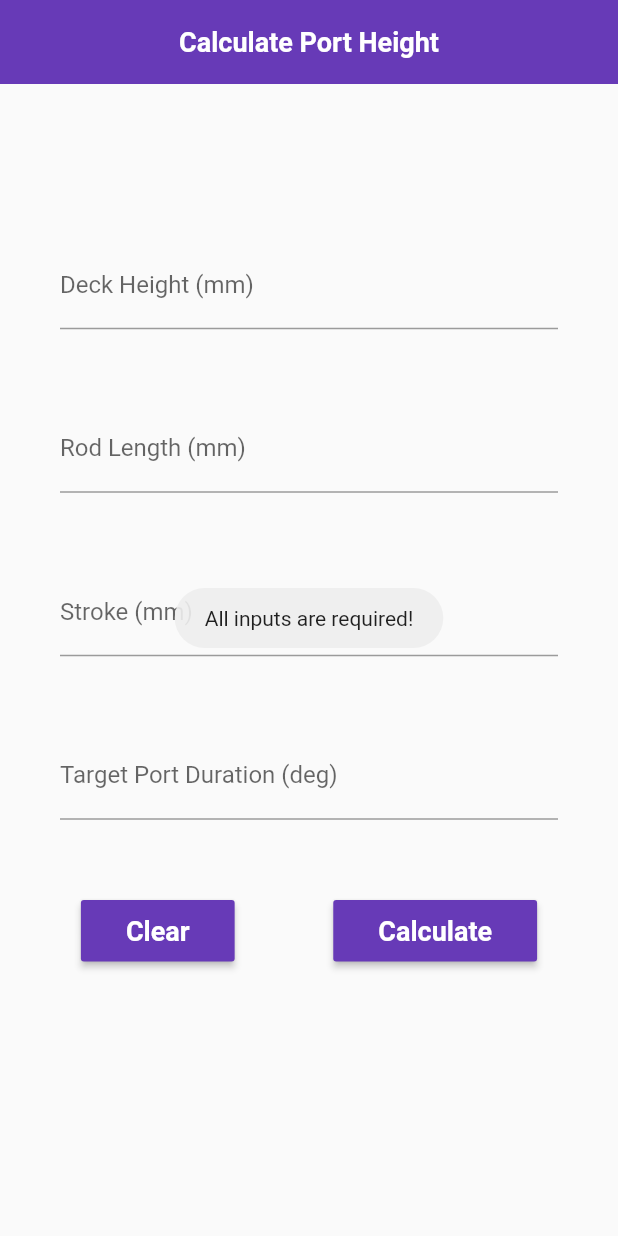
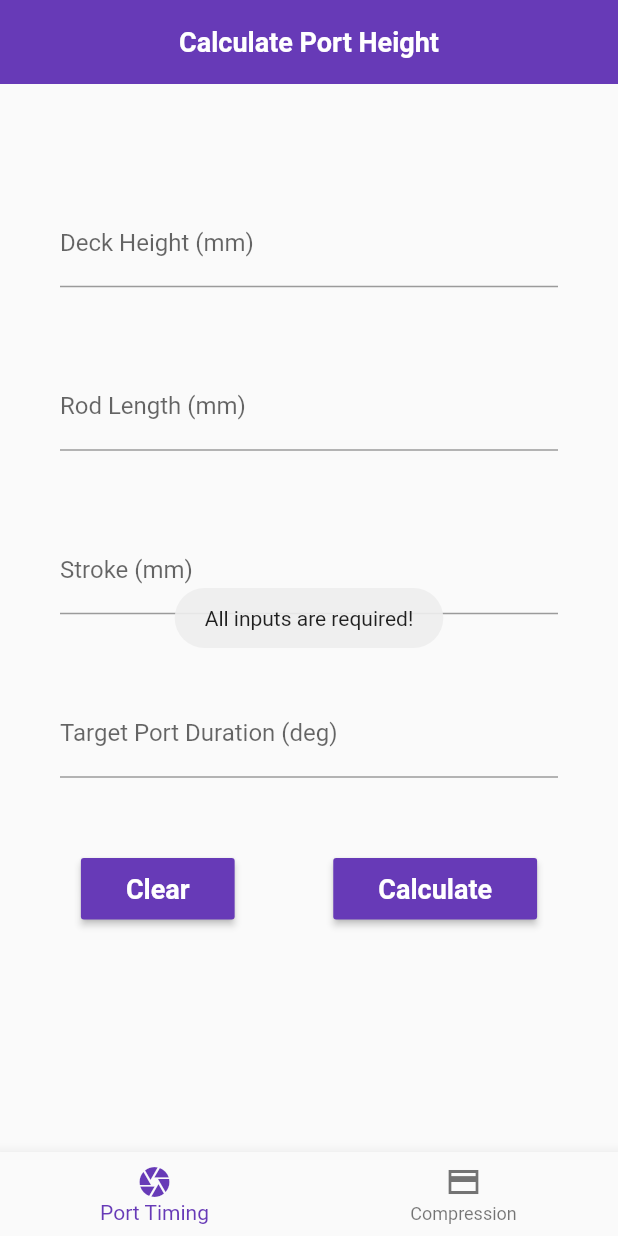
Before and after one commit to TodorStamenov/two_stroke_stuff, a Flutter app: the screen it shows after launch, after a tap on "Calculate", on a phone screen of 412 x 824 dp. Run offline on Flutter 3.47's test engine with Material 2 defaults, Android fonts, the phone set to English and light mode, and no system bars; our stand-ins replace fluttertoast.

Commit message:
Added compression ratio calculator

```diff
--- a/lib/main.dart
+++ b/lib/main.dart
@@ -1,5 +1,5 @@
 import 'package:flutter/material.dart';
-import 'package:two_stroke_stuff/pages/calculator.dart';
+import 'package:two_stroke_stuff/widgets/home.dart';
 
 void main() {
   Widget unfocusOnTap(Widget child) {
@@ -11,12 +11,9 @@ void main() {
 
   runApp(
     unfocusOnTap(
-      MaterialApp(
+      const MaterialApp(
         debugShowCheckedModeBanner: false,
-        theme: ThemeData(
-          primarySwatch: Colors.deepPurple,
-        ),
-        home: const Calculator(),
+        home: Home(),
       ),
     ),
   );
--- a/lib/pages/calculator.dart
+++ b/lib/pages/port_calculator.dart
@@ -1,30 +1,23 @@
 import 'package:flutter/material.dart';
-import 'package:fluttertoast/fluttertoast.dart';
+import 'package:two_stroke_stuff/utils/toaster.dart';
+import 'package:two_stroke_stuff/widgets/header.dart';
 import 'package:two_stroke_stuff/widgets/primary_action_button.dart';
 import 'dart:math';
 
-class Calculator extends StatefulWidget {
-  const Calculator({Key? key}) : super(key: key);
+class PortCalculator extends StatefulWidget {
+  const PortCalculator({Key? key}) : super(key: key);
 
   @override
-  State<Calculator> createState() => _CalculatorState();
+  State<PortCalculator> createState() => _PortCalculatorState();
 }
 
-class _CalculatorState extends State<Calculator> {
+class _PortCalculatorState extends State<PortCalculator> {
   String result = '';
 
   TextEditingController deckHeight = TextEditingController();
   TextEditingController rodLength = TextEditingController();
   TextEditingController stroke = TextEditingController();
   TextEditingController portDuration = TextEditingController();
-
-  void showToastMessage(String message) {
-    Fluttertoast.showToast(
-      msg: message,
-      toastLength: Toast.LENGTH_LONG,
-      gravity: ToastGravity.CENTER,
-    );
-  }
 
   void clearCalculation() {
     setState(() {
@@ -44,25 +37,25 @@ class _CalculatorState extends State<Calculator> {
       return;
     }
 
-    double targetPortDuration = double.parse(portDuration.text);
+    var targetPortDuration = double.parse(portDuration.text);
     if (targetPortDuration < 1 || 359 < targetPortDuration) {
       showToastMessage('Target port duration must be between 1 and 359 degrees!');
       return;
     }
 
-    double deck = double.parse(deckHeight.text);
-    double rod = double.parse(rodLength.text);
-    double radius = double.parse(stroke.text) / 2;
+    var deck = double.parse(deckHeight.text);
+    var rod = double.parse(rodLength.text);
+    var radius = double.parse(stroke.text) / 2;
 
     if (rod < 0 || deck < 0 || radius < 0) {
       showToastMessage('Rod Deck and Stroke must have positive value!');
       return;
     }
 
-    double degreesFromBdc = targetPortDuration / 2;
-    double y = cos(degreesFromBdc * pi / 180) * radius;
-    double z = sin(degreesFromBdc * pi / 180) * radius;
-    double x = sqrt(pow(rod, 2) - pow(z, 2)) - y;
+    var degreesFromBdc = targetPortDuration / 2;
+    var y = cos(degreesFromBdc * pi / 180) * radius;
+    var z = sin(degreesFromBdc * pi / 180) * radius;
+    var x = sqrt(pow(rod, 2) - pow(z, 2)) - y;
 
     setState(() {
       result = '${(rod + radius + deck - x).toStringAsFixed(2)} mm from deck';
@@ -72,17 +65,8 @@ class _CalculatorState extends State<Calculator> {
   @override
   Widget build(BuildContext context) {
     return Scaffold(
-      appBar: AppBar(
-        elevation: 0,
-        centerTitle: true,
-        title: const Text(
-          'Calculate Port Height',
-          style: TextStyle(
-            fontSize: 18,
-            color: Colors.white,
-            fontWeight: FontWeight.bold,
-          ),
-        ),
+      appBar: const Header(
+        title: 'Calculate Port Height',
       ),
       body: Center(
         child: SingleChildScrollView(
--- /dev/null
+++ b/lib/utils/toaster.dart
@@ -0,0 +1,9 @@
+import 'package:fluttertoast/fluttertoast.dart';
+
+void showToastMessage(String message) {
+  Fluttertoast.showToast(
+    msg: message,
+    toastLength: Toast.LENGTH_LONG,
+    gravity: ToastGravity.CENTER,
+  );
+}
--- /dev/null
+++ b/lib/widgets/header.dart
@@ -0,0 +1,27 @@
+import 'package:flutter/material.dart';
+
+class Header extends StatelessWidget with PreferredSizeWidget {
+  final String title;
+
+  const Header({required this.title});
+
+  @override
+  Widget build(BuildContext context) {
+    return AppBar(
+      elevation: 0,
+      centerTitle: true,
+      backgroundColor: Colors.deepPurple,
+      title: Text(
+        title,
+        style: const TextStyle(
+          fontSize: 18,
+          color: Colors.white,
+          fontWeight: FontWeight.bold,
+        ),
+      ),
+    );
+  }
+
+  @override
+  Size get preferredSize => const Size.fromHeight(kToolbarHeight);
+}
--- /dev/null
+++ b/lib/widgets/home.dart
@@ -0,0 +1,46 @@
+import 'package:flutter/material.dart';
+import 'package:two_stroke_stuff/pages/compression_ratio_calculator.dart';
+import 'package:two_stroke_stuff/pages/port_calculator.dart';
+
+class Home extends StatefulWidget {
+  const Home({Key? key}) : super(key: key);
+
+  @override
+  State<Home> createState() => _HomeState();
+}
+
+class _HomeState extends State<Home> {
+  int selectedIndex = 0;
+  static const List<Widget> widgetOptions = [
+    PortCalculator(),
+    CompressionRatioCalculator(),
+  ];
+
+  void onItemTapped(int index) {
+    setState(() {
+      selectedIndex = index;
+    });
+  }
+
+  @override
+  Widget build(BuildContext context) {
+    return Scaffold(
+      body: widgetOptions.elementAt(selectedIndex),
+      bottomNavigationBar: BottomNavigationBar(
+        items: const <BottomNavigationBarItem>[
+          BottomNavigationBarItem(
+            icon: Icon(Icons.camera),
+            label: 'Port Timing',
+          ),
+          BottomNavigationBarItem(
+            icon: Icon(Icons.credit_card_sharp),
+            label: 'Compression',
+          ),
+        ],
+        currentIndex: selectedIndex,
+        selectedItemColor: Colors.deepPurple,
+        onTap: onItemTapped,
+      ),
+    );
+  }
+}
```
Also changed, not shown: lib/pages/compression_ratio_calculator.dart (added, +169 -0 lines).
